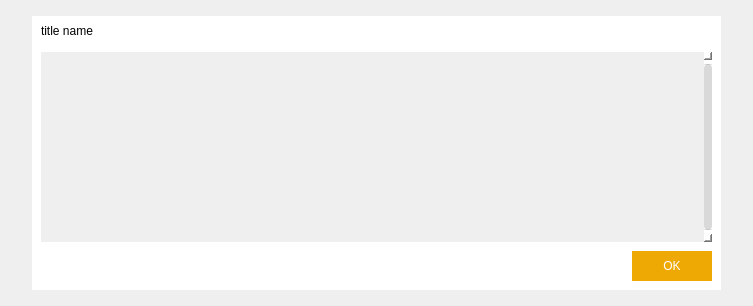
This is src/qt/forms/helpmessagedialog.ui in MassGrid/MassGrid as Qt 5 draws it before an edit. The edited form follows.
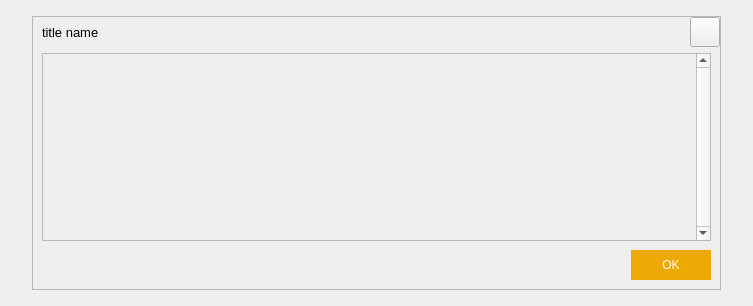
This is the edited form. Icons and pictures are not drawn.

```diff
--- a/src/qt/forms/helpmessagedialog.ui
+++ b/src/qt/forms/helpmessagedialog.ui
@@ -37,130 +37,7 @@
    <item row="0" column="0">
     <widget class="QWidget" name="centerWin" native="true">
      <property name="styleSheet">
-      <string notr="true">QWidget#centerWin{
-border:hidden;
-	border-image: url(:/pic/res/pic/dlgBackgroud.png);
-}
-
-QScrollArea{
-border:hidden;
-}
-
-/*垂直滚动条整体*/
-QScrollBar:vertical
-{
-    width:8px;
-    background:rgb(0,0,0,0%);
-    margin:0px,0px,0px,0px;
-    padding-top:12px;   /*上预留位置*/
-    padding-bottom:12px;    /*下预留位置*/
-}
-
-/*滚动条中滑块的样式*/
-QScrollBar::handle:vertical
-{
-    width:8px;
-    background:rgb(0,0,0,15%);
-    border-radius:4px;
-    min-height:20px;
-}
-
-/*鼠标触及滑块样式*/
-QScrollBar::handle:vertical:hover
-{
-    width:9px;
-    background:rgb(0,0,0,30%);
-    border-radius:4px;
-    min-height:20;
-}
-
-/*设置下箭头*/
-QScrollBar::add-line:vertical
-{
-    height:12px;
-    width:10px;
-    border-image:url(:/selectfile/scroll/3.png);
-    subcontrol-position:bottom;
-}
-
-/*设置上箭头*/
-QScrollBar::sub-line:vertical
-{
-    height:12px;
-    width:10px;
-    border-image:url(:/selectfile/scroll/1.png);
-    subcontrol-position:top;
-}
-
-/*设置下箭头:悬浮状态*/
-QScrollBar::add-line:vertical:hover
-{
-    height:12px;
-    width:10px;
-    border-image:url(:/selectfile/scroll/4.png);
-    subcontrol-position:bottom;
-}
-
-/*设置上箭头：悬浮状态*/
-QScrollBar::sub-line:vertical:hover
-{
-    height:12px;
-    width:10px;
-    border-image:url(:/selectfile/scroll/2.png);
-    subcontrol-position:top;
-}
-
-/*当滚动条滚动的时候，上面的部分和下面的部分*/
-QScrollBar::add-page:vertical,QScrollBar::sub-page:vertical
-{
-    background:rgb(0,0,0,10%);
-    border-radius:4px;
-}
-
-
-
-QScrollBar:horizontal{
-height:10px;
-background:transparent;
-background-color:rgb(248, 248, 248);
-margin:0px,0px,0px,0px;
-padding-left:10px;padding-right:10px;
-}
-
-QScrollBar::handle:horizontal{
-height:10px;
-background:lightgray;
-border-radius:5px;/*min-height:20;*/
-}
-QScrollBar::handle:horizontal:hover{
-height:10px;
-background:gray;
-border-radius:5px;/*min-height:20;*/
-}
-QScrollBar::add-line:horizontal{
-/*height:10px;width:10px;*/
-border-image:url(:/button/images/button/right.png);
-/*subcontrol-position:right;*/
-}
-QScrollBar::sub-line:horizontal{
-/*height:10px;width:10px;*/
-border-image:url(:/button/images/button/left.png);
-/*subcontrol-position:left;*/
-}
-QScrollBar::add-line:horizontal:hover{
-/*height:10px;width:10px;*/
-border-image:url(:/button/images/button/right_mouseDown.png);
-/*subcontrol-position:right;*/
-}
-QScrollBar::sub-line:horizontal:hover{
-/*height:10px;width:10px;*/
-border-image:url(:/button/images/button/left_mouseDown.png);
-/*subcontrol-position:left;*/
-}
-QScrollBar::add-page:horizontal,QScrollBar::sub-page:horizontal{
-background:transparent;
-border-radius:5px;
-}</string>
+      <string notr="true"/>
      </property>
      <layout class="QGridLayout" name="gridLayout_2">
       <property name="leftMargin">
@@ -178,10 +55,7 @@
       <item row="0" column="0">
        <widget class="QFrame" name="mainframe">
         <property name="styleSheet">
-         <string notr="true">QFrame#mainframe{
-border:hidden;
-	background-color: rgb(255, 255, 255);
-}</string>
+         <string notr="true"/>
         </property>
         <property name="frameShape">
          <enum>QFrame::StyledPanel</enum>
@@ -244,12 +118,7 @@
                 </size>
                </property>
                <property name="styleSheet">
-                <string notr="true">QToolButton{
-border:hidden;
-image: url(:/pic/res/pic/closeBtn.png);
-}
-
-</string>
+                <string notr="true"/>
                </property>
                <property name="text">
                 <string/>
@@ -291,8 +160,8 @@
                  <rect>
                   <x>0</x>
                   <y>0</y>
-                  <width>661</width>
-                  <height>185</height>
+                  <width>651</width>
+                  <height>181</height>
                  </rect>
                 </property>
                 <layout class="QVBoxLayout" name="verticalLayout_2">
```
